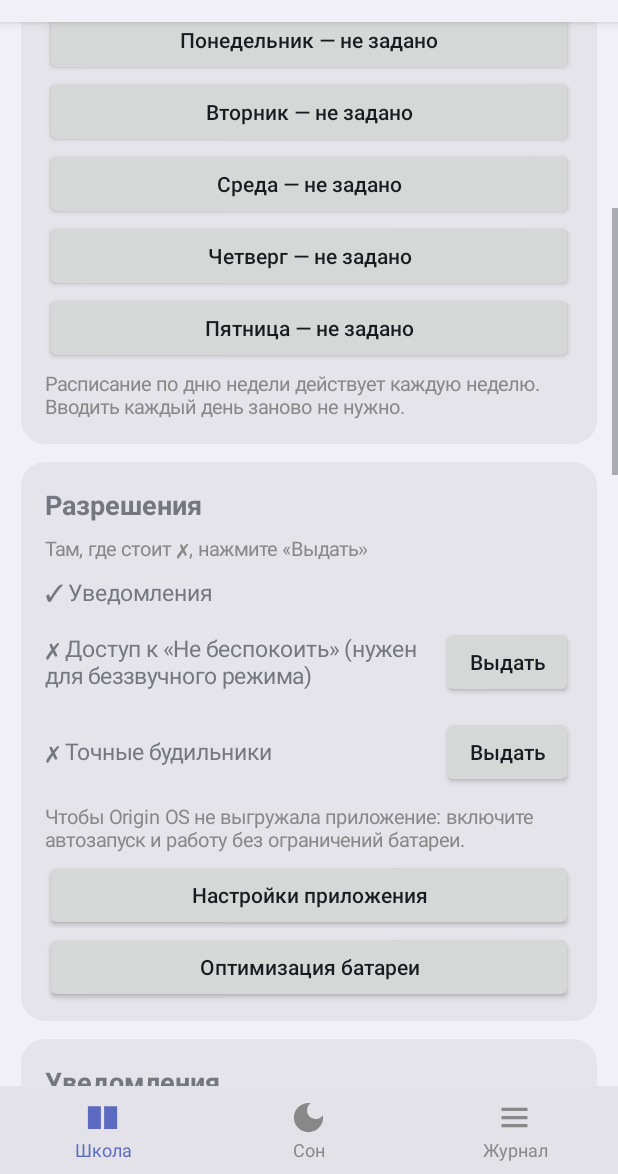
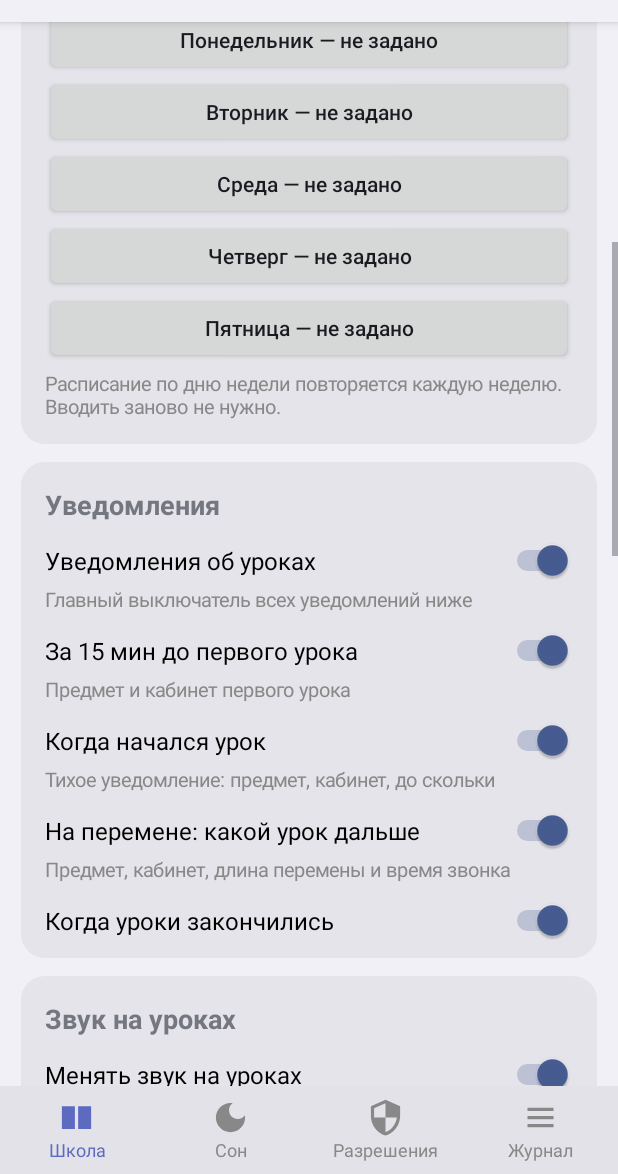
Before and after one commit to domerpomer/sleeptile, an Android app: the screen it shows after launch (MainActivity), scrolled down 496 dp, on a phone screen of 412 x 824 dp, the part 62-1236 px from its top. Run offline under Robolectric (Android 15) with nearby library versions, the phone set to English and light mode, and no system bars; pictures from the network do not load.

Commit message:
feat: redesign UI navigation, dependent switch states, and wallpaper overhaul
- Move permissions to a dedicated 4th bottom tab [School -> Sleep -> Permissions -> Log]
- Add dynamic permission statuses (green 'Выдано' vs button 'Выдать')
- Replace 'пары' terminology with 'уроки' throughout UI
- Add dependent switch states: child settings disable (isEnabled=false) and dim (alpha=0.4f) when parent toggle is off
- Overhaul wallpaper feature: support lockscreen, homescreen, and both targets; resolve wallpapers directly from text schedule without JSON class requirement
- Optimize background footprint: remove 15-minute periodic network fetch job

```diff
--- a/app/src/main/AndroidManifest.xml
+++ b/app/src/main/AndroidManifest.xml
@@ -10,7 +10,7 @@
     <uses-permission android:name="android.permission.RECEIVE_BOOT_COMPLETED" />
     <!-- Загрузка расписания из интернета -->
     <uses-permission android:name="android.permission.INTERNET" />
-    <!-- Уведомления о парах (Android 13+) -->
+    <!-- Уведомления об уроках (Android 13+) -->
     <uses-permission android:name="android.permission.POST_NOTIFICATIONS" />
     <!-- Обои экрана блокировки с расписанием -->
     <uses-permission android:name="android.permission.SET_WALLPAPER" />
--- a/app/src/main/java/com/example/sleeptile/MainActivity.kt
+++ b/app/src/main/java/com/example/sleeptile/MainActivity.kt
@@ -10,6 +10,7 @@ import android.app.TimePickerDialog
 import android.content.ComponentName
 import android.content.Intent
 import android.content.pm.PackageManager
+import android.graphics.Color
 import android.graphics.Typeface
 import android.graphics.drawable.Drawable
 import android.graphics.drawable.GradientDrawable
@@ -45,7 +46,7 @@ class MainActivity : Activity() {
 
     override fun onCreate(savedInstanceState: Bundle?) {
         super.onCreate(savedInstanceState)
-        tab = getSharedPreferences("ui", MODE_PRIVATE).getInt("tab", 0)
+        tab = getSharedPreferences("ui", MODE_PRIVATE).getInt("tab", 0).coerceIn(0, 3)
     }
 
     override fun onResume() {
@@ -71,11 +72,13 @@ class MainActivity : Activity() {
         return t
     }
 
-    private fun button(s: String, onClick: () -> Unit): Button =
+    private fun button(s: String, enabled: Boolean = true, onClick: () -> Unit): Button =
         Button(this).apply {
             text = s
             isAllCaps = false
-            setOnClickListener { onClick() }
+            isEnabled = enabled
+            alpha = if (enabled) 1.0f else 0.4f
+            if (enabled) setOnClickListener { onClick() }
         }
 
     private fun toast(s: String) {
@@ -109,27 +112,37 @@ class MainActivity : Activity() {
     }
 
     private fun toggleRow(
-        parent: LinearLayout, title: String, hintText: String?, value: Boolean, onChange: (Boolean) -> Unit
-    ) {
+        parent: LinearLayout, title: String, hintText: String?, value: Boolean,
+        enabled: Boolean = true, onChange: (Boolean) -> Unit
+    ): Switch {
         val sw = Switch(this)
         sw.text = title
         sw.textSize = 16f
         sw.isChecked = value
+        sw.isEnabled = enabled
+        sw.alpha = if (enabled) 1.0f else 0.4f
         sw.setPadding(0, dp(10), 0, dp(2))
         sw.setOnCheckedChangeListener { _, on -> onChange(on) }
         parent.addView(sw)
-        if (hintText != null) parent.addView(hint(hintText))
+        if (hintText != null) {
+            val h = hint(hintText)
+            h.alpha = if (enabled) 1.0f else 0.4f
+            parent.addView(h)
+        }
+        return sw
     }
 
     private fun choiceRow(
         parent: LinearLayout, title: String, options: List<String>, current: Int,
-        valueText: String, onPick: (Int) -> Unit
-    ) {
+        valueText: String, enabled: Boolean = true, onPick: (Int) -> Unit
+    ): LinearLayout {
         val row = LinearLayout(this)
         row.orientation = LinearLayout.HORIZONTAL
         row.gravity = Gravity.CENTER_VERTICAL
         row.setPadding(0, dp(12), 0, dp(12))
-        row.background = selectableBg()
+        row.isEnabled = enabled
+        row.alpha = if (enabled) 1.0f else 0.4f
+        if (enabled) row.background = selectableBg()
 
         val t = TextView(this)
         t.text = title
@@ -138,10 +151,11 @@ class MainActivity : Activity() {
         val v = TextView(this)
         v.text = "$valueText  ›"
         v.textSize = 15f
-        v.setTextColor(0xFF7986CB.toInt())
+        v.setTextColor(if (enabled) 0xFF7986CB.toInt() else 0xFF888888.toInt())
         row.addView(t)
         row.addView(v)
 
+        if (enabled) {
             row.setOnClickListener {
                 AlertDialog.Builder(this)
                     .setTitle(title)
@@ -152,22 +166,38 @@ class MainActivity : Activity() {
                     .setNegativeButton("Отмена", null)
                     .show()
             }
+        }
         parent.addView(row)
+        return row
     }
 
-    private fun permissionRow(
-        parent: LinearLayout, ok: Boolean, text: String, actionLabel: String, action: () -> Unit
+    private fun permissionStatusRow(
+        parent: LinearLayout, ok: Boolean, title: String, hintText: String, actionLabel: String = "Выдать", action: () -> Unit
     ) {
         val row = LinearLayout(this)
         row.orientation = LinearLayout.HORIZONTAL
         row.gravity = Gravity.CENTER_VERTICAL
-        row.setPadding(0, dp(6), 0, dp(6))
-        val t = TextView(this)
-        t.text = (if (ok) "✓ " else "✗ ") + text
-        t.textSize = 15f
-        t.layoutParams = LinearLayout.LayoutParams(0, ViewGroup.LayoutParams.WRAP_CONTENT, 1f)
-        row.addView(t)
-        if (!ok) {
+        row.setPadding(0, dp(10), 0, dp(10))
+
+        val textCol = LinearLayout(this)
+        textCol.orientation = LinearLayout.VERTICAL
+        textCol.layoutParams = LinearLayout.LayoutParams(0, ViewGroup.LayoutParams.WRAP_CONTENT, 1f)
+
+        val t = tv(title, 16f, true)
+        val h = hint(hintText)
+        textCol.addView(t)
+        textCol.addView(h)
+        row.addView(textCol)
+
+        if (ok) {
+            val status = TextView(this)
+            status.text = "✓ Выдано"
+            status.textSize = 14f
+            status.setTypeface(status.typeface, Typeface.BOLD)
+            status.setTextColor(Color.parseColor("#4CAF50"))
+            status.setPadding(dp(8), dp(4), dp(8), dp(4))
+            row.addView(status)
+        } else {
             val b = Button(this)
             b.text = actionLabel
             b.isAllCaps = false
@@ -213,6 +243,7 @@ class MainActivity : Activity() {
         when (tab) {
             0 -> buildSchoolTab(col)
             1 -> buildSleepTab(col)
+            2 -> buildPermissionsTab(col)
             else -> buildLogTab(col)
         }
         root.addView(bottomBar())
@@ -229,7 +260,8 @@ class MainActivity : Activity() {
         bar.setBackgroundColor(0x22888888)
         bar.addView(tabButton(0, R.drawable.ic_book, "Школа"), tabParams())
         bar.addView(tabButton(1, R.drawable.ic_tile, "Сон"), tabParams())
-        bar.addView(tabButton(2, R.drawable.ic_list, "Журнал"), tabParams())
+        bar.addView(tabButton(2, R.drawable.ic_shield, "Разрешения"), tabParams())
+        bar.addView(tabButton(3, R.drawable.ic_list, "Журнал"), tabParams())
         return bar
     }
 
@@ -297,8 +329,9 @@ class MainActivity : Activity() {
             onSchoolChanged()
         }
         c1.addView(button("Моё расписание на ближайшие дни") {
+            val titleText = if (klass.isNotEmpty()) "Расписание $klass" else "Моё расписание"
             AlertDialog.Builder(this)
-                .setTitle("Расписание " + SchoolSettings.klass(this))
+                .setTitle(titleText)
                 .setMessage(SchoolData.describeUpcoming(this))
                 .setPositiveButton("OK", null)
                 .show()
@@ -309,7 +342,7 @@ class MainActivity : Activity() {
         val c2 = card("Расписание уроков",
             "Введите список уроков простым текстом.\n" +
             "Формат: «1. Алгебра - 206» (кабинет необязателен).\n" +
-            "Парсер принимает разные тире (-, –, —) и точку/скобку после номера.")
+            "Парсер принимает любые тире (-, –, —) и номер с точкой или скобкой.")
 
         val dowNames = arrayOf("Понедельник", "Вторник", "Среда", "Четверг", "Пятница")
         for (dow in 1..5) {
@@ -322,78 +355,52 @@ class MainActivity : Activity() {
             }
             c2.addView(button(info) { openTextEditor(dow, dowNames[dow - 1]) })
         }
-        c2.addView(hint("Расписание по дню недели действует каждую неделю. Вводить каждый день заново не нужно."))
+        c2.addView(hint("Расписание по дню недели повторяется каждую неделю. Вводить заново не нужно."))
         col.addView(c2)
 
-        // ---------- Разрешения ----------
-        val cp = card("Разрешения", "Там, где стоит ✗, нажмите «Выдать»")
-        val nm = getSystemService(NotificationManager::class.java)
-        if (Build.VERSION.SDK_INT >= 33) {
-            val ok = checkSelfPermission(Manifest.permission.POST_NOTIFICATIONS) == PackageManager.PERMISSION_GRANTED
-            permissionRow(cp, ok, "Уведомления", "Выдать") { ensureNotificationPermission() }
+        // ---------- Уведомления ----------
+        val notifyMaster = sb("notify", true)
+        val c3 = card("Уведомления")
+        toggleRow(c3, "Уведомления об уроках", "Главный выключатель всех уведомлений ниже", notifyMaster) { on ->
+            SchoolSettings.setB(this, "notify", on)
+            render()
         }
-        permissionRow(
-            cp, nm.isNotificationPolicyAccessGranted,
-            "Доступ к «Не беспокоить» (нужен для беззвучного режима)", "Выдать"
-        ) { openSafely(Intent(Settings.ACTION_NOTIFICATION_POLICY_ACCESS_SETTINGS)) }
-        if (Build.VERSION.SDK_INT >= 31) {
-            val am = getSystemService(AlarmManager::class.java)
-            permissionRow(cp, am.canScheduleExactAlarms(), "Точные будильники", "Выдать") {
-                openSafely(
-                    Intent(Settings.ACTION_REQUEST_SCHEDULE_EXACT_ALARM, Uri.parse("package:$packageName"))
-                )
-            }
-        }
-        cp.addView(hint("Чтобы Origin OS не выгружала приложение: включите автозапуск и работу без ограничений батареи."))
-        cp.addView(button("Настройки приложения") {
-            openSafely(
-                Intent(Settings.ACTION_APPLICATION_DETAILS_SETTINGS, Uri.parse("package:$packageName"))
-            )
-        })
-        cp.addView(button("Оптимизация батареи") {
-            openSafely(Intent(Settings.ACTION_IGNORE_BATTERY_OPTIMIZATION_SETTINGS))
-        })
-        col.addView(cp)
-
-        // ---------- Уведомления ----------
-        val c3 = card("Уведомления")
-        toggleRow(c3, "Уведомления о парах", "Общий выключатель всех уведомлений ниже", sb("notify", true)) { on ->
-            SchoolSettings.setB(this, "notify", on)
-        }
-        toggleRow(c3, "За 15 мин до первого урока", "Предмет и кабинет первого урока", sb("notify_pre", true)) { on ->
+        toggleRow(c3, "За 15 мин до первого урока", "Предмет и кабинет первого урока", sb("notify_pre", true), notifyMaster) { on ->
             SchoolSettings.setB(this, "notify_pre", on)
         }
-        toggleRow(c3, "Когда начался урок", "Тихое уведомление: предмет, кабинет, до скольки", sb("notify_start", true)) { on ->
+        toggleRow(c3, "Когда начался урок", "Тихое уведомление: предмет, кабинет, до скольки", sb("notify_start", true), notifyMaster) { on ->
             SchoolSettings.setB(this, "notify_start", on)
         }
-        toggleRow(c3, "На перемене: какой урок дальше", "Предмет, кабинет, длина перемены и время звонка", sb("notify_break", true)) { on ->
+        toggleRow(c3, "На перемене: какой урок дальше", "Предмет, кабинет, длина перемены и время звонка", sb("notify_break", true), notifyMaster) { on ->
             SchoolSettings.setB(this, "notify_break", on)
         }
-        toggleRow(c3, "Когда уроки закончились", null, sb("notify_end", true)) { on ->
+        toggleRow(c3, "Когда уроки закончились", null, sb("notify_end", true), notifyMaster) { on ->
             SchoolSettings.setB(this, "notify_end", on)
         }
         col.addView(c3)
 
         // ---------- Звук ----------
+        val soundMaster = SchoolSettings.silent(this)
         val c4 = card("Звук на уроках")
         toggleRow(
             c4, "Менять звук на уроках",
             "На время урока звонок выключается, после урока возвращается как было",
-            SchoolSettings.silent(this)
+            soundMaster
         ) { on ->
             SchoolSettings.setSilent(this, on)
             onSchoolChanged()
         }
         val ringOptions = listOf("Беззвучный", "Вибрация")
         val ring = si("ring_mode", 0).coerceIn(0, 1)
-        choiceRow(c4, "Режим звонка на уроке", ringOptions, ring, ringOptions[ring]) { which ->
+        choiceRow(c4, "Режим звонка на уроке", ringOptions, ring, ringOptions[ring], soundMaster) { which ->
             SchoolSettings.setI(this, "ring_mode", which)
             onSchoolChanged()
         }
         toggleRow(
             c4, "«Не беспокоить» на уроках",
-            "Нужен доступ к режиму «Не беспокоить» (см. «Разрешения»)",
-            SchoolSettings.dnd(this)
+            "Нужен доступ к режиму «Не беспокоить» (см. вкладку «Разрешения»)",
+            SchoolSettings.dnd(this),
+            soundMaster
         ) { on ->
             SchoolSettings.setDnd(this, on)
             onSchoolChanged()
@@ -406,18 +413,19 @@ class MainActivity : Activity() {
             "Держать весь учебный день"
         )
         val gapCurrent = gapValues.indexOf(si("keep_gap", 0)).let { if (it < 0) 0 else it }
-        choiceRow(c4, "Звук на переменах", gapNames, gapCurrent, gapNames[gapCurrent]) { which ->
+        choiceRow(c4, "Звук на переменах", gapNames, gapCurrent, gapNames[gapCurrent], soundMaster) { which ->
             SchoolSettings.setI(this, "keep_gap", gapValues[which])
             onSchoolChanged()
         }
         col.addView(c4)
 
         // ---------- Обои ----------
-        val c5 = card("Обои экрана блокировки", "Приложение рисует расписание на день картинкой и ставит её на экран блокировки")
+        val wpMaster = sb("wp_enabled", false)
+        val c5 = card("Расписание на обоях", "Приложение рисует расписание на день картинкой и ставит на обои")
         toggleRow(
             c5, "Расписание на обоях",
-            "Когда выходит новое расписание, приложение предложит (или само поставит) обои",
-            sb("wp_enabled", false)
+            "Автоматически обновлять обои при выходе нового расписания",
+            wpMaster
         ) { on ->
             SchoolSettings.setB(this, "wp_enabled", on)
             if (on) ensureNotificationPermission()
@@ -425,36 +433,36 @@ class MainActivity : Activity() {
         }
         val modeNames = listOf("Спросить уведомлением", "Ставить сразу сами")
         val mode = si("wp_mode", 0).coerceIn(0, 1)
-        choiceRow(c5, "Как ставить", modeNames, mode, modeNames[mode]) { which ->
+        choiceRow(c5, "Как ставить", modeNames, mode, modeNames[mode], wpMaster) { which ->
             SchoolSettings.setI(this, "wp_mode", which)
         }
-        val targetNames = listOf("Экран блокировки", "Блокировка и главный экран")
-        val target = si("wp_target", 0).coerceIn(0, 1)
-        choiceRow(c5, "Куда ставить", targetNames, target, targetNames[target]) { which ->
+        val targetNames = listOf("Экран блокировки", "Рабочий стол", "Блокировка и рабочий стол")
+        val target = si("wp_target", 0).coerceIn(0, 2)
+        choiceRow(c5, "Куда ставить", targetNames, target, targetNames[target], wpMaster) { which ->
             SchoolSettings.setI(this, "wp_target", which)
         }
         val themeNames = listOf("Тёмный", "Светлый", "Синий")
         val theme = si("wp_theme", 0).coerceIn(0, 2)
-        choiceRow(c5, "Цвет", themeNames, theme, themeNames[theme]) { which ->
+        choiceRow(c5, "Цвет", themeNames, theme, themeNames[theme], wpMaster) { which ->
             SchoolSettings.setI(this, "wp_theme", which)
             render()
         }
         val sizeNames = listOf("Мелкий", "Средний", "Крупный")
         val size = si("wp_size", 1).coerceIn(0, 2)
-        choiceRow(c5, "Размер текста", sizeNames, size, sizeNames[size]) { which ->
+        choiceRow(c5, "Размер текста", sizeNames, size, sizeNames[size], wpMaster) { which ->
             SchoolSettings.setI(this, "wp_size", which)
             render()
         }
         val posNames = listOf("Ниже часов", "По центру", "Выше")
         val pos = si("wp_pos", 0).coerceIn(0, 2)
-        choiceRow(c5, "Положение текста", posNames, pos, posNames[pos]) { which ->
+        choiceRow(c5, "Положение текста", posNames, pos, posNames[pos], wpMaster) { which ->
             SchoolSettings.setI(this, "wp_pos", which)
             render()
         }
-        toggleRow(c5, "Показывать время уроков", null, sb("wp_times", true)) { on ->
+        toggleRow(c5, "Показывать время уроков", null, sb("wp_times", true), wpMaster) { on ->
             SchoolSettings.setB(this, "wp_times", on)
         }
-        toggleRow(c5, "Показывать кабинеты", null, sb("wp_rooms", true)) { on ->
+        toggleRow(c5, "Показывать кабинеты", null, sb("wp_rooms", true), wpMaster) { on ->
             SchoolSettings.setB(this, "wp_rooms", on)
         }
         c5.addView(button("Предпросмотр") { previewWallpaper() })
@@ -465,14 +473,13 @@ class MainActivity : Activity() {
                 runOnUiThread { toast(result) }
             }.start()
         })
-        c5.addView(button("Сбросить обои экрана блокировки") { toast(SchoolWallpaper.reset(this)) })
-        c5.addView(hint("Приложение заменяет текущие обои экрана блокировки. «Сбросить» возвращает обои по умолчанию."))
+        c5.addView(button("Сбросить обои") { toast(SchoolWallpaper.reset(this)) })
         col.addView(c5)
 
         // ---------- Данные ----------
         val cd = card("Данные расписания")
         val data = SchoolData.load(this)
-        val source = if (data.fromNetwork) "загружено из интернета" else "встроенный пример (12 и 16 ноября)"
+        val source = if (data.fromNetwork) "загружено из интернета" else "локальное / встроенное"
         cd.addView(tv("Источник: $source", 14f))
         val status = SchoolSettings.lastStatus(this)
         if (status.isNotEmpty()) cd.addView(hint(status))
@@ -504,6 +511,64 @@ class MainActivity : Activity() {
         col.addView(cd)
     }
 
+    // ================= вкладка «Разрешения» =================
+
+    private fun buildPermissionsTab(col: LinearLayout) {
+        col.addView(tv("Разрешения", 26f, true))
+        col.addView(hint("Разрешения для работы уведомлений, беззвучного режима и фоновой активности"))
+
+        val cp = card("Системные разрешения", "Для правильной работы предоставьте все разрешения ниже")
+        val nm = getSystemService(NotificationManager::class.java)
+
+        val notifOk = if (Build.VERSION.SDK_INT >= 33) {
+            checkSelfPermission(Manifest.permission.POST_NOTIFICATIONS) == PackageManager.PERMISSION_GRANTED
+        } else {
+            true
+        }
+        permissionStatusRow(
+            cp, notifOk, "Уведомления",
+            "Напоминания перед уроками, информация о перемене и следующем кабинете"
+        ) { ensureNotificationPermission() }
+
+        val dndOk = nm.isNotificationPolicyAccessGranted
+        permissionStatusRow(
+            cp, dndOk, "Доступ к «Не беспокоить»",
+            "Требуется для отключения звука звонка во время урока"
+        ) { openSafely(Intent(Settings.ACTION_NOTIFICATION_POLICY_ACCESS_SETTINGS)) }
+
+        val alarmOk = if (Build.VERSION.SDK_INT >= 31) {
+            getSystemService(AlarmManager::class.java).canScheduleExactAlarms()
+        } else {
+            true
+        }
+        permissionStatusRow(
+            cp, alarmOk, "Точные будильники",
+            "Чтобы таймеры и смена уроков срабатывали ровно секунда в секунду"
+        ) {
+            if (Build.VERSION.SDK_INT >= 31) {
+                openSafely(
+                    Intent(Settings.ACTION_REQUEST_SCHEDULE_EXACT_ALARM, Uri.parse("package:$packageName"))
+                )
+            }
+        }
+        col.addView(cp)
+
+        val cb = card("Фоновая активность и автозапуск", "Особенно важно на Origin OS, MIUI, HyperOS, OneUI")
+        cb.addView(tv("Чтобы система не усыпляла приложение:", 14f, true))
+        cb.addView(hint("1. Включите «Автозапуск» в настройках приложения."))
+        cb.addView(hint("2. В разделе «Батарея» выберите «Без ограничений»."))
+        cb.addView(hint("3. Зафиксируйте SleepTile в недавних приложениях (значок замочка)."))
+        cb.addView(button("Настройки приложения") {
+            openSafely(
+                Intent(Settings.ACTION_APPLICATION_DETAILS_SETTINGS, Uri.parse("package:$packageName"))
+            )
+        })
+        cb.addView(button("Оптимизация батареи") {
+            openSafely(Intent(Settings.ACTION_IGNORE_BATTERY_OPTIMIZATION_SETTINGS))
+        })
+        col.addView(cb)
+    }
+
     // ---------- Редактор расписания текстом ----------
 
     private fun openTextEditor(dow: Int, dowName: String) {
@@ -527,13 +592,12 @@ class MainActivity : Activity() {
             .setPositiveButton("Сохранить") { _, _ ->
                 val text = input.text.toString()
                 if (text.isBlank()) {
-                    // Очистить
                     SchoolData.saveLocalLessons(this, dow, emptyList())
                     toast("$dowName: расписание очищено")
                 } else {
                     val parsed = SchoolData.parseTextSchedule(text)
                     if (parsed.isEmpty()) {
-                        toast("Не удалось распознать ни одного урока. Формат:\n1. Предмет - кабинет")
+                        toast("Не удалось распознать уроки. Формат:\n1. Предмет - кабинет")
                     } else {
                         SchoolData.saveLocalLessons(this, dow, parsed)
                         toast("$dowName: сохранено ${parsed.size} ур.")
@@ -566,9 +630,9 @@ class MainActivity : Activity() {
 
     private fun previewWallpaper() {
         val data = SchoolData.load(this)
-        val rel = SchoolData.relevantDay(this, data, System.currentTimeMillis())
+        val rel = SchoolData.anyRelevantDay(this, data)
         if (rel == null) {
-            toast("Нет расписания для выбранного класса. Выберите класс.")
+            toast("Нет уроков в расписании. Введите уроки на вкладке «Школа» выше.")
             return
         }
         val bmp = SchoolWallpaper.render(this, rel.first, rel.second)
@@ -582,7 +646,7 @@ class MainActivity : Activity() {
         box.setPadding(dp(8), dp(8), dp(8), dp(8))
         box.addView(img)
         AlertDialog.Builder(this)
-            .setTitle("Предпросмотр обоев")
+            .setTitle("Предпросмотр: " + SchoolData.dayTitle(rel.first))
             .setView(box)
             .setPositiveButton("OK", null)
             .show()
--- /dev/null
+++ b/app/src/main/res/drawable/ic_shield.xml
@@ -0,0 +1,9 @@
+<vector xmlns:android="http://schemas.android.com/apk/res/android"
+    android:width="24dp"
+    android:height="24dp"
+    android:viewportWidth="24"
+    android:viewportHeight="24">
+    <path
+        android:fillColor="#000000"
+        android:pathData="M12,1L3,5v6c0,5.55 3.84,10.74 9,12 5.16,-1.26 9,-6.45 9,-12V5l-9,-4zM12,11.99h7c-0.53,4.12 -3.28,7.79 -7,8.94V12H5V6.3l7,-3.11v8.8z"/>
+</vector>
```
Also changed, not shown: app/src/main/java/com/example/sleeptile/SchoolData.kt (+38 -0 lines), app/src/main/java/com/example/sleeptile/SchoolScheduler.kt (+5 -15 lines), app/src/main/java/com/example/sleeptile/SchoolWallpaper.kt (+37 -15 lines). Lines whose indentation alone changed are shown as unchanged.
